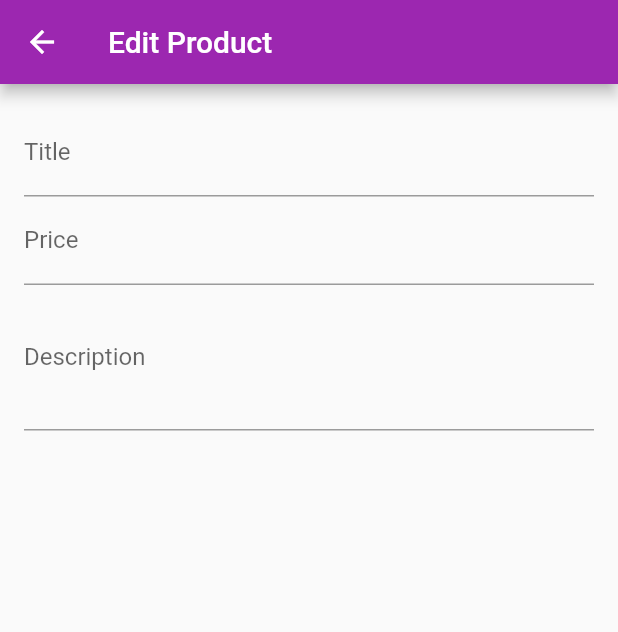
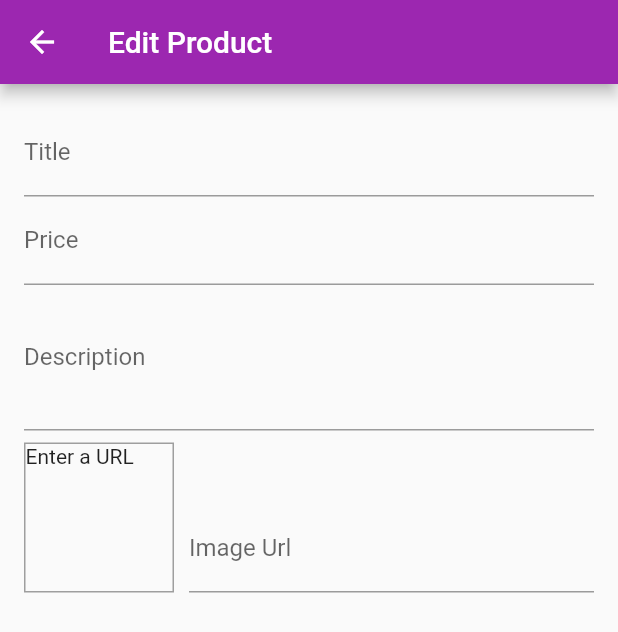
Before and after one commit to Salam0000/shop_application, a Flutter app: the EditProductScreen screen opened by its route, on a phone screen of 412 x 824 dp. Shown: the top 632 px of the screen. Run offline on Flutter 3.47's test engine with Material 2 defaults, Android fonts, the phone set to English and light mode, and no system bars; network calls fail.

Commit message:
image input & image preview

```diff
--- a/lib/screens/edit_product_screen.dart
+++ b/lib/screens/edit_product_screen.dart
@@ -1,4 +1,3 @@
-import 'package:flutter/foundation.dart';
 import 'package:flutter/material.dart';
 
 class EditProductScreen extends StatefulWidget {
@@ -12,11 +11,33 @@ class EditProductScreen extends StatefulWidget {
 class _EditProductScreenState extends State<EditProductScreen> {
   final _priceFocusNode = FocusNode();
   final _descriptionFocusNode = FocusNode();
+  final _imageUrlFocusNode = FocusNode();
+  final _imageUrlController = TextEditingController();
+
+  @override
+  void initState() {
+    _imageUrlFocusNode.addListener(() {
+      _updateImageUrl;
+    });
+    super.initState();
+  }
+
+  void _updateImageUrl() {
+    if (!_imageUrlFocusNode.hasFocus) {
+      setState(() {});
+    }
+  }
 
   @override
   void dispose() {
+    _imageUrlFocusNode.removeListener(() {
+      _updateImageUrl;
+    });
     _priceFocusNode.dispose();
     _descriptionFocusNode.dispose();
+    _imageUrlController.dispose();
+    _imageUrlFocusNode.dispose();
+
     super.dispose();
   }
 
@@ -54,6 +75,42 @@ class _EditProductScreenState extends State<EditProductScreen> {
                 keyboardType: TextInputType.multiline,
                 focusNode: _descriptionFocusNode,
               ),
+              Row(
+                crossAxisAlignment: CrossAxisAlignment.end,
+                children: [
+                  Container(
+                    width: 100,
+                    height: 100,
+                    margin: const EdgeInsets.only(
+                      top: 8,
+                      right: 10,
+                    ),
+                    decoration: BoxDecoration(
+                      border: Border.all(
+                        width: 1,
+                        color: Colors.grey,
+                      ),
+                    ),
+                    child: _imageUrlController.text.isEmpty
+                        ? const Text('Enter a URL')
+                        : FittedBox(
+                            child: Image.network(
+                              _imageUrlController.text,
+                              fit: BoxFit.cover,
+                            ),
+                          ),
+                  ),
+                  Expanded(
+                    child: TextFormField(
+                      decoration: const InputDecoration(labelText: 'Image Url'),
+                      keyboardType: TextInputType.url,
+                      textInputAction: TextInputAction.done,
+                      controller: _imageUrlController,
+                      focusNode: _imageUrlFocusNode,
+                    ),
+                  ),
+                ],
+              )
             ],
           ),
         ),
```
